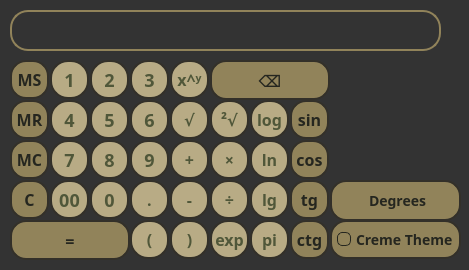
cha1n3aw/CremeCalc, file mainwindow.ui: the form before one commit.
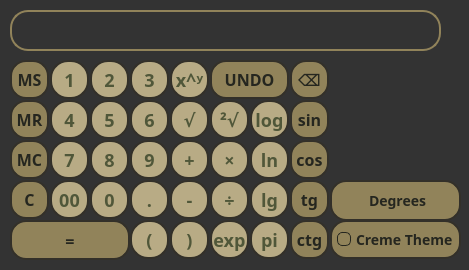
The form after the commit.

Commit message: added ctrl+z, tried to fix backspace

Diff of the .ui file:
```diff
--- a/mainwindow.ui
+++ b/mainwindow.ui
@@ -572,18 +572,13 @@
     <property name="styleSheet">
      <string notr="true">QPushButton 
 {
-	box-shadow: 0px 1px 0px 0px #1c1b18;
 	background-color:#b8ab85;
 	border-radius:18px;
 	border:2px solid #333029;
-	display:inline-block;
-	cursor:pointer;
 	color:#505739;
 	font-family:Trebuchet MS;
-	font-size:16px;
+	font-size:18px;
 	font-weight:bold;
-	text-decoration:none;
-	text-shadow:0px 1px 0px #ffffff;
 }
 QPushButton:hover {
 	background-color:#a89a6f;
@@ -620,18 +615,13 @@
     <property name="styleSheet">
      <string notr="true">QPushButton 
 {
-	box-shadow: 0px 1px 0px 0px #1c1b18;
 	background-color:#b8ab85;
 	border-radius:18px;
 	border:2px solid #333029;
-	display:inline-block;
-	cursor:pointer;
 	color:#505739;
 	font-family:Trebuchet MS;
-	font-size:16px;
+	font-size:18px;
 	font-weight:bold;
-	text-decoration:none;
-	text-shadow:0px 1px 0px #ffffff;
 }
 QPushButton:hover {
 	background-color:#a89a6f;
@@ -668,18 +658,13 @@
     <property name="styleSheet">
      <string notr="true">QPushButton 
 {
-	box-shadow: 0px 1px 0px 0px #1c1b18;
 	background-color:#b8ab85;
 	border-radius:18px;
 	border:2px solid #333029;
-	display:inline-block;
-	cursor:pointer;
 	color:#505739;
 	font-family:Trebuchet MS;
-	font-size:16px;
+	font-size:18px;
 	font-weight:bold;
-	text-decoration:none;
-	text-shadow:0px 1px 0px #ffffff;
 }
 QPushButton:hover {
 	background-color:#a89a6f;
@@ -716,18 +701,13 @@
     <property name="styleSheet">
      <string notr="true">QPushButton 
 {
-	box-shadow: 0px 1px 0px 0px #1c1b18;
 	background-color:#b8ab85;
 	border-radius:18px;
 	border:2px solid #333029;
-	display:inline-block;
-	cursor:pointer;
 	color:#505739;
 	font-family:Trebuchet MS;
-	font-size:16px;
+	font-size:18px;
 	font-weight:bold;
-	text-decoration:none;
-	text-shadow:0px 1px 0px #ffffff;
 }
 QPushButton:hover {
 	background-color:#a89a6f;
@@ -764,18 +744,13 @@
     <property name="styleSheet">
      <string notr="true">QPushButton 
 {
-	box-shadow: 0px 1px 0px 0px #1c1b18;
 	background-color:#b8ab85;
 	border-radius:18px;
 	border:2px solid #333029;
-	display:inline-block;
-	cursor:pointer;
 	color:#505739;
 	font-family:Trebuchet MS;
-	font-size:16px;
+	font-size:18px;
 	font-weight:bold;
-	text-decoration:none;
-	text-shadow:0px 1px 0px #ffffff;
 }
 QPushButton:hover {
 	background-color:#a89a6f;
@@ -812,18 +787,13 @@
     <property name="styleSheet">
      <string notr="true">QPushButton 
 {
-	box-shadow: 0px 1px 0px 0px #1c1b18;
 	background-color:#b8ab85;
 	border-radius:18px;
 	border:2px solid #333029;
-	display:inline-block;
-	cursor:pointer;
 	color:#505739;
 	font-family:Trebuchet MS;
-	font-size:16px;
+	font-size:18px;
 	font-weight:bold;
-	text-decoration:none;
-	text-shadow:0px 1px 0px #ffffff;
 }
 QPushButton:hover {
 	background-color:#a89a6f;
@@ -860,18 +830,13 @@
     <property name="styleSheet">
      <string notr="true">QPushButton 
 {
-	box-shadow: 0px 1px 0px 0px #1c1b18;
 	background-color:#b8ab85;
 	border-radius:18px;
 	border:2px solid #333029;
-	display:inline-block;
-	cursor:pointer;
 	color:#505739;
 	font-family:Trebuchet MS;
-	font-size:16px;
+	font-size:18px;
 	font-weight:bold;
-	text-decoration:none;
-	text-shadow:0px 1px 0px #ffffff;
 }
 QPushButton:hover {
 	background-color:#a89a6f;
@@ -908,18 +873,13 @@
     <property name="styleSheet">
      <string notr="true">QPushButton 
 {
-	box-shadow: 0px 1px 0px 0px #1c1b18;
 	background-color:#b8ab85;
 	border-radius:18px;
 	border:2px solid #333029;
-	display:inline-block;
-	cursor:pointer;
 	color:#505739;
 	font-family:Trebuchet MS;
-	font-size:16px;
+	font-size:18px;
 	font-weight:bold;
-	text-decoration:none;
-	text-shadow:0px 1px 0px #ffffff;
 }
 QPushButton:hover {
 	background-color:#a89a6f;
@@ -956,18 +916,13 @@
     <property name="styleSheet">
      <string notr="true">QPushButton 
 {
-	box-shadow: 0px 1px 0px 0px #1c1b18;
 	background-color:#b8ab85;
 	border-radius:18px;
 	border:2px solid #333029;
-	display:inline-block;
-	cursor:pointer;
 	color:#505739;
 	font-family:Trebuchet MS;
-	font-size:16px;
+	font-size:18px;
 	font-weight:bold;
-	text-decoration:none;
-	text-shadow:0px 1px 0px #ffffff;
 }
 QPushButton:hover {
 	background-color:#a89a6f;
@@ -1176,18 +1131,13 @@
     <property name="styleSheet">
      <string notr="true">QPushButton 
 {
-	box-shadow: 0px 1px 0px 0px #1c1b18;
 	background-color:#b8ab85;
 	border-radius:18px;
 	border:2px solid #333029;
-	display:inline-block;
-	cursor:pointer;
 	color:#505739;
 	font-family:Trebuchet MS;
-	font-size:16px;
+	font-size:18px;
 	font-weight:bold;
-	text-decoration:none;
-	text-shadow:0px 1px 0px #ffffff;
 }
 QPushButton:hover {
 	background-color:#a89a6f;
@@ -1224,18 +1174,13 @@
     <property name="styleSheet">
      <string notr="true">QPushButton 
 {
-	box-shadow: 0px 1px 0px 0px #1c1b18;
 	background-color:#b8ab85;
 	border-radius:18px;
 	border:2px solid #333029;
-	display:inline-block;
-	cursor:pointer;
 	color:#505739;
 	font-family:Trebuchet MS;
-	font-size:16px;
+	font-size:18px;
 	font-weight:bold;
-	text-decoration:none;
-	text-shadow:0px 1px 0px #ffffff;
 }
 QPushButton:hover {
 	background-color:#a89a6f;
@@ -1272,18 +1217,13 @@
     <property name="styleSheet">
      <string notr="true">QPushButton 
 {
-	box-shadow: 0px 1px 0px 0px #1c1b18;
 	background-color:#b8ab85;
 	border-radius:18px;
 	border:2px solid #333029;
-	display:inline-block;
-	cursor:pointer;
 	color:#505739;
 	font-family:Trebuchet MS;
-	font-size:16px;
+	font-size:18px;
 	font-weight:bold;
-	text-decoration:none;
-	text-shadow:0px 1px 0px #ffffff;
 }
 QPushButton:hover {
 	background-color:#a89a6f;
@@ -1320,18 +1260,13 @@
     <property name="styleSheet">
      <string notr="true">QPushButton 
 {
-	box-shadow: 0px 1px 0px 0px #1c1b18;
 	background-color:#b8ab85;
 	border-radius:18px;
 	border:2px solid #333029;
-	display:inline-block;
-	cursor:pointer;
 	color:#505739;
 	font-family:Trebuchet MS;
-	font-size:16px;
+	font-size:18px;
 	font-weight:bold;
-	text-decoration:none;
-	text-shadow:0px 1px 0px #ffffff;
 }
 QPushButton:hover {
 	background-color:#a89a6f;
@@ -1564,10 +1499,10 @@
    <widget class="QPushButton" name="btdel">
     <property name="geometry">
      <rect>
-      <x>210</x>
+      <x>290</x>
       <y>60</y>
-      <width>120</width>
-      <height>40</height>
+      <width>39</width>
+      <height>39</height>
      </rect>
     </property>
     <property name="font">
@@ -1626,18 +1561,13 @@
     <property name="styleSheet">
      <string notr="true">QPushButton 
 {
-	box-shadow: 0px 1px 0px 0px #1c1b18;
 	background-color:#b8ab85;
 	border-radius:18px;
 	border:2px solid #333029;
-	display:inline-block;
-	cursor:pointer;
 	color:#505739;
 	font-family:Trebuchet MS;
-	font-size:16px;
+	font-size:18px;
 	font-weight:bold;
-	text-decoration:none;
-	text-shadow:0px 1px 0px #ffffff;
 }
 QPushButton:hover {
 	background-color:#a89a6f;
@@ -1674,18 +1604,13 @@
     <property name="styleSheet">
      <string notr="true">QPushButton 
 {
-	box-shadow: 0px 1px 0px 0px #1c1b18;
 	background-color:#b8ab85;
 	border-radius:18px;
 	border:2px solid #333029;
-	display:inline-block;
-	cursor:pointer;
 	color:#505739;
 	font-family:Trebuchet MS;
-	font-size:16px;
+	font-size:18px;
 	font-weight:bold;
-	text-decoration:none;
-	text-shadow:0px 1px 0px #ffffff;
 }
 QPushButton:hover {
 	background-color:#a89a6f;
@@ -2067,6 +1992,39 @@
      <set>Qt::AlignCenter</set>
     </property>
    </widget>
+   <widget class="QPushButton" name="undo">
+    <property name="geometry">
+     <rect>
+      <x>210</x>
+      <y>60</y>
+      <width>79</width>
+      <height>39</height>
+     </rect>
+    </property>
+    <property name="styleSheet">
+     <string notr="true">QPushButton {
+	background-color:#91835a;
+	border-radius:16px;
+	border:2px solid #333029;
+	color:#25261f;
+	font-family:Trebuchet MS;
+	font-size:16px;
+	font-weight:bold;
+	text-decoration:none;
+}
+QPushButton:hover {
+	background-color:#a89a6f;
+}
+QPushButton:pressed
+{
+	position:relative;
+	top:1px;
+}</string>
+    </property>
+    <property name="text">
+     <string>UNDO</string>
+    </property>
+   </widget>
   </widget>
  </widget>
  <layoutdefault spacing="6" margin="11"/>
```
Left out of the diff: 55 changed lines with no effect on the pictures. The commit also changes 2 other files.
